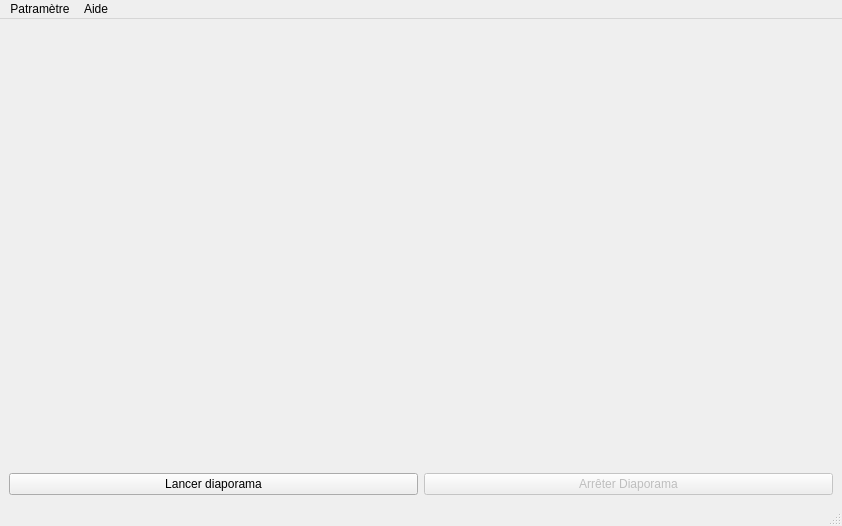
Qt form lecteurDiapoV1/lecteurvue.ui (maxEtch/S201-Dev) before a commit.
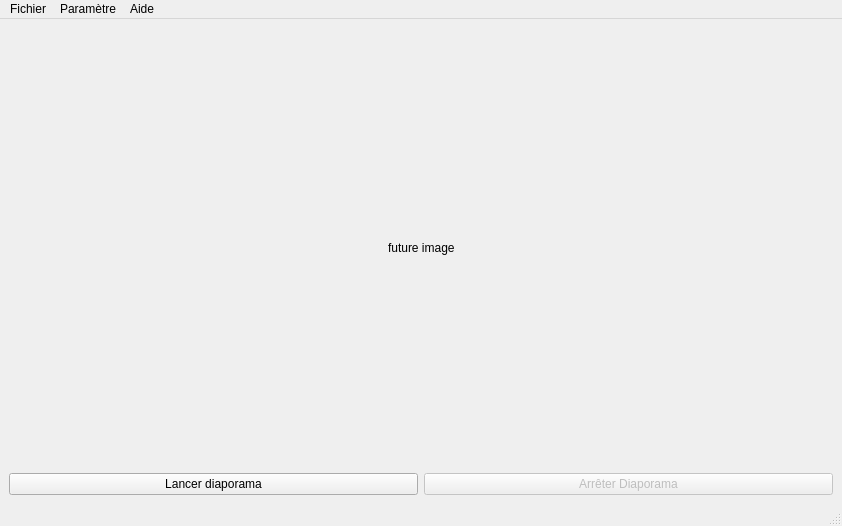
The same form after that commit. Icons and pictures are not drawn.

What changed in the file:
```diff
--- a/lecteurDiapoV1/lecteurvue.ui
+++ b/lecteurDiapoV1/lecteurvue.ui
@@ -17,7 +17,7 @@
    <property name="enabled">
     <bool>true</bool>
    </property>
-   <layout class="QHBoxLayout" name="horizontalLayout_5">
+   <layout class="QVBoxLayout" name="verticalLayout_2">
     <item>
      <layout class="QVBoxLayout" name="verticalLayout">
       <item>
@@ -71,6 +71,13 @@
           </property>
          </spacer>
         </item>
+        <item>
+         <widget class="QLabel" name="label">
+          <property name="text">
+           <string>future image</string>
+          </property>
+         </widget>
+        </item>
         <item>
          <spacer name="horizontalSpacer_3">
           <property name="orientation">
@@ -173,7 +180,7 @@
    </property>
    <widget class="QMenu" name="menuPatram_tre">
     <property name="title">
-     <string>Patramètre</string>
+     <string>Paramètre</string>
     </property>
     <addaction name="actionCharger_diaporama"/>
     <addaction name="separator"/>
@@ -184,6 +191,13 @@
      <string>Aide</string>
     </property>
    </widget>
+   <widget class="QMenu" name="menuFichier">
+    <property name="title">
+     <string>Fichier</string>
+    </property>
+    <addaction name="actionQuitter"/>
+   </widget>
+   <addaction name="menuFichier"/>
    <addaction name="menuPatram_tre"/>
    <addaction name="menuAide"/>
   </widget>
```
Left out of the diff: 19 changed lines with no effect on the pictures.
